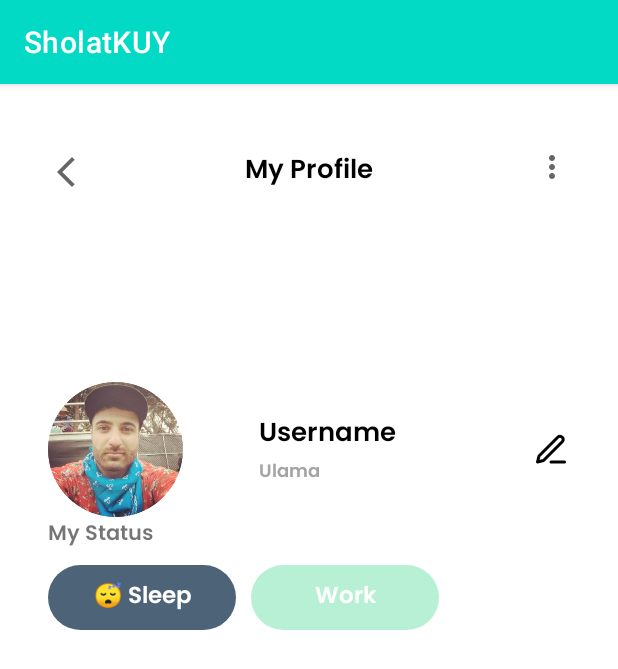
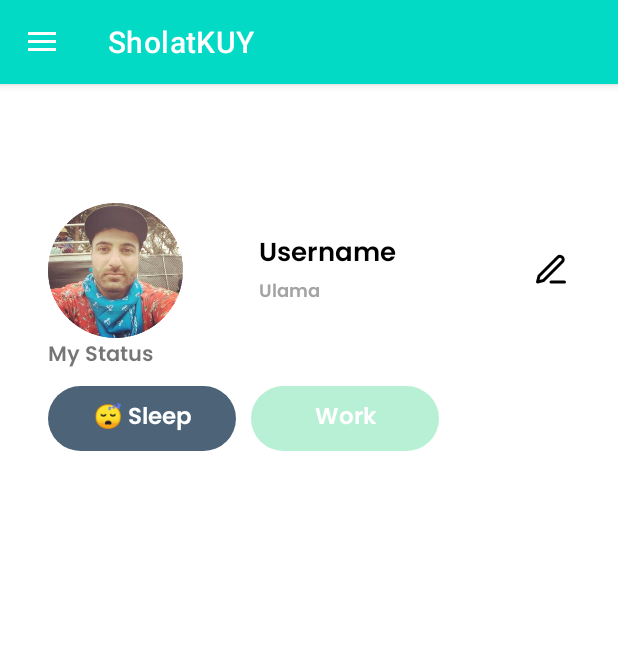
Before and after one commit to Gentahal/SholatKUY, an Android app: the ProfileActivity screen opened directly, with no data from a screen before it, on a phone screen of 412 x 824 dp. Shown: the top 669 px of the screen. Run offline under Robolectric (Android 15) with nearby library versions, the phone set to English and light mode, and no system bars.

Commit message:
initial commit

```diff
--- a/app/src/main/java/com/idn/sholatkuy/ProfileActivity.kt
+++ b/app/src/main/java/com/idn/sholatkuy/ProfileActivity.kt
@@ -1,13 +1,21 @@
 package com.idn.sholatkuy
 
+import android.content.Intent
 import androidx.appcompat.app.AppCompatActivity
 import android.os.Bundle
+import android.view.MenuItem
+import androidx.appcompat.app.ActionBarDrawerToggle
+import androidx.drawerlayout.widget.DrawerLayout
+import com.google.android.material.navigation.NavigationView
 import com.idn.sholatkuy.databinding.ActivityProfileBinding
+import com.idn.sholatkuy.response.MainActivity
 
 class ProfileActivity : AppCompatActivity() {
 
     private var _binding : ActivityProfileBinding? = null
     private val binding get() = _binding as ActivityProfileBinding
+
+    lateinit var toggle: ActionBarDrawerToggle
 
     override fun onCreate(savedInstanceState: Bundle?) {
         super.onCreate(savedInstanceState)
@@ -15,8 +23,39 @@ class ProfileActivity : AppCompatActivity() {
         _binding = ActivityProfileBinding.inflate(layoutInflater)
         setContentView(binding.root)
 
-        binding.backBtnProfile.setOnClickListener {
-            finish()
+        val drawerLayout : DrawerLayout = binding.drawerLayout
+        val navView : NavigationView = binding.navView
+
+        toggle = ActionBarDrawerToggle(this, drawerLayout, R.string.open, R.string.close)
+        drawerLayout.addDrawerListener(toggle)
+        toggle.syncState()
+
+        supportActionBar?.setDisplayHomeAsUpEnabled(true)
+
+        navView.setNavigationItemSelectedListener {
+            when(it.itemId){
+                R.id.navigation_home -> {
+                    startActivity(Intent(this, MainActivity::class.java))
+                    finish()
+                }
+                R.id.navigation_profile -> {
+                    startActivity(Intent(this, ProfileActivity::class.java))
+                    finish()
+                }
+                R.id.navigation_compas -> {
+                    startActivity(Intent(this, QiblatActivity::class.java))
+                }
+            }
+            true
         }
+
+    }
+
+    override fun onOptionsItemSelected(item: MenuItem): Boolean {
+        if (toggle.onOptionsItemSelected(item)){
+            return true
+        }
+
+        return super.onOptionsItemSelected(item)
     }
 }
--- a/app/src/main/res/layout/activity_profile.xml
+++ b/app/src/main/res/layout/activity_profile.xml
@@ -1,62 +1,21 @@
 <?xml version="1.0" encoding="utf-8"?>
-<androidx.constraintlayout.widget.ConstraintLayout xmlns:android="http://schemas.android.com/apk/res/android"
+<androidx.drawerlayout.widget.DrawerLayout xmlns:android="http://schemas.android.com/apk/res/android"
     xmlns:app="http://schemas.android.com/apk/res-auto"
     xmlns:tools="http://schemas.android.com/tools"
     android:layout_width="match_parent"
     android:layout_height="match_parent"
+    android:id="@+id/drawerLayout"
     tools:context=".ProfileActivity">
 
+
+
     <androidx.constraintlayout.widget.ConstraintLayout
-        android:id="@+id/constraint1"
+        android:layout_marginTop="-520dp"
         android:layout_width="match_parent"
         android:layout_height="wrap_content"
-        android:layout_marginTop="43dp"
         android:paddingHorizontal="32dp"
         app:layout_constraintEnd_toEndOf="parent"
-        app:layout_constraintStart_toStartOf="parent"
-        app:layout_constraintTop_toTopOf="parent">
-
-        <ImageButton
-            android:id="@+id/back_btn_profile"
-            android:layout_width="wrap_content"
-            android:layout_height="wrap_content"
-            android:background="#00ff"
-            android:src="@drawable/ic_back"
-            app:layout_constraintBottom_toBottomOf="parent"
-            app:layout_constraintStart_toStartOf="parent"
-            app:layout_constraintTop_toTopOf="parent" />
-
-        <TextView
-            android:id="@+id/tv_profile"
-            android:layout_width="wrap_content"
-            android:layout_height="wrap_content"
-            android:fontFamily="@font/poppins_semibold"
-            android:text="My Profile"
-            android:textColor="@color/black"
-            android:textSize="17sp"
-            app:layout_constraintEnd_toStartOf="@+id/more_btn_profile"
-            app:layout_constraintStart_toEndOf="@id/back_btn_profile"
-            app:layout_constraintTop_toTopOf="parent" />
-
-        <ImageButton
-            android:id="@+id/more_btn_profile"
-            android:layout_width="wrap_content"
-            android:layout_height="wrap_content"
-            android:background="#00ff"
-            android:src="@drawable/ic_more"
-            app:layout_constraintEnd_toEndOf="parent"
-            app:layout_constraintTop_toTopOf="parent" />
-
-    </androidx.constraintlayout.widget.ConstraintLayout>
-
-    <androidx.constraintlayout.widget.ConstraintLayout
-        android:layout_width="match_parent"
-        android:layout_height="wrap_content"
-        android:layout_marginTop="50dp"
-        android:paddingHorizontal="32dp"
-        app:layout_constraintEnd_toEndOf="parent"
-        app:layout_constraintStart_toStartOf="parent"
-        app:layout_constraintTop_toBottomOf="@id/constraint1">
+        app:layout_constraintStart_toStartOf="parent">
 
         <ImageView
             android:id="@+id/imageView2"
@@ -149,4 +108,13 @@
 
     </androidx.constraintlayout.widget.ConstraintLayout>
 
-</androidx.constraintlayout.widget.ConstraintLayout>
+    <com.google.android.material.navigation.NavigationView
+        android:layout_width="wrap_content"
+        android:layout_height="match_parent"
+        android:id="@+id/nav_view"
+        app:headerLayout="@layout/nav_header"
+        app:menu="@menu/nav_menu"
+        android:layout_gravity="start"
+        android:fitsSystemWindows="true"/>
+
+</androidx.drawerlayout.widget.DrawerLayout>
--- a/app/src/main/res/layout/activity_qiblat.xml
+++ b/app/src/main/res/layout/activity_qiblat.xml
@@ -8,14 +8,14 @@
     android:background="@color/black">
 
     <TextView
+        android:id="@+id/tv_square"
         android:layout_width="200dp"
         android:layout_height="200dp"
-        android:id="@+id/tv_square"
+        android:layout_centerInParent="true"
         android:background="@color/lightGreen"
         android:gravity="center"
         android:text="INI NYOBA"
         android:textColor="@android:color/white"
-        android:textSize="20sp"
-        android:layout_centerInParent="true"/>
+        android:textSize="20sp" />
 
 </RelativeLayout>
--- a/app/src/main/res/layout/nav_header.xml
+++ b/app/src/main/res/layout/nav_header.xml
@@ -7,9 +7,12 @@
     android:layout_marginStart="16dp"
     android:background="@color/white">
 
-    <de.hdodenhof.circleimageview.CircleImageView
+    <ImageButton
+        android:id="@+id/btn_profile"
+        android:background="#00ffffff"
         android:layout_width="60dp"
         android:layout_height="60dp"
+        android:scaleType="fitCenter"
         android:src="@drawable/ex_profile"/>
 
     <TextView
```
Also changed, not shown: app/src/main/java/com/idn/sholatkuy/response/MainActivity.kt (+7 -6 lines), app/src/main/res/layout/activity_main.xml (+2 -52 lines).
